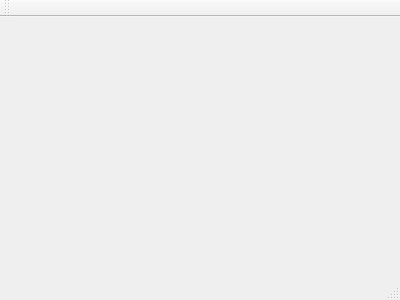
SmileYik/SkyrimAlchemy, file src/skyrimalchemy.ui: the form before one commit.
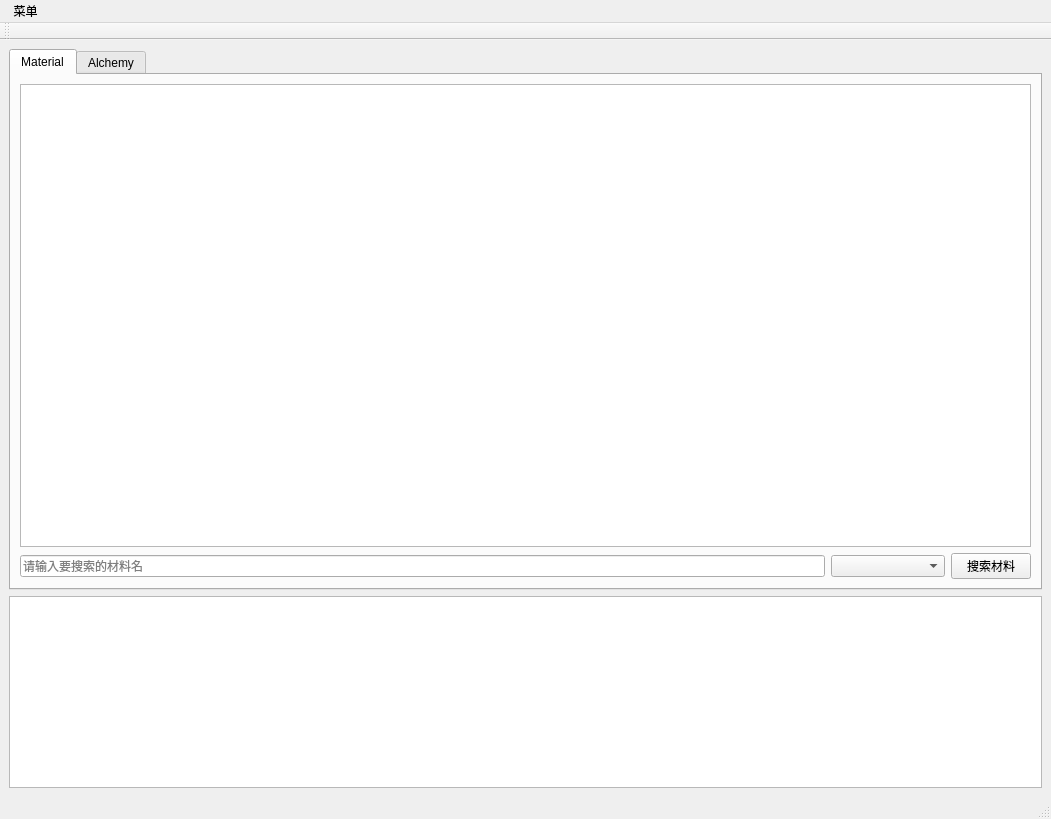
The form after the commit.

Commit message: feat: Skyrim alchemy price predict

Patch:
```diff
--- a/src/skyrimalchemy.ui
+++ b/src/skyrimalchemy.ui
@@ -6,15 +6,142 @@
    <rect>
     <x>0</x>
     <y>0</y>
-    <width>400</width>
-    <height>300</height>
+    <width>1051</width>
+    <height>819</height>
    </rect>
   </property>
   <property name="windowTitle">
    <string>SkyrimAlchemy</string>
   </property>
-  <widget class="QWidget" name="centralWidget"/>
-  <widget class="QMenuBar" name="menuBar"/>
+  <widget class="QWidget" name="centralWidget">
+   <layout class="QVBoxLayout" name="verticalLayout_2">
+    <item>
+     <widget class="QTabWidget" name="tabAlchemy">
+      <property name="styleSheet">
+       <string notr="true"/>
+      </property>
+      <property name="currentIndex">
+       <number>0</number>
+      </property>
+      <widget class="QWidget" name="tabMaterial">
+       <attribute name="title">
+        <string>Material</string>
+       </attribute>
+       <layout class="QGridLayout" name="gridLayout">
+        <item row="0" column="0" colspan="3">
+         <widget class="QTableView" name="tableAllMaterial">
+          <property name="editTriggers">
+           <set>QAbstractItemView::NoEditTriggers</set>
+          </property>
+          <property name="sortingEnabled">
+           <bool>true</bool>
+          </property>
+          <attribute name="horizontalHeaderCascadingSectionResizes">
+           <bool>true</bool>
+          </attribute>
+         </widget>
+        </item>
+        <item row="1" column="0">
+         <widget class="QLineEdit" name="materialNameSearchEdit">
+          <property name="placeholderText">
+           <string>请输入要搜索的材料名</string>
+          </property>
+         </widget>
+        </item>
+        <item row="1" column="1">
+         <widget class="QComboBox" name="materialEffectSearchEdit">
+          <property name="placeholderText">
+           <string>需要包含的效果</string>
+          </property>
+         </widget>
+        </item>
+        <item row="1" column="2">
+         <widget class="QPushButton" name="materialSearchBtn">
+          <property name="text">
+           <string>搜索材料</string>
+          </property>
+         </widget>
+        </item>
+       </layout>
+      </widget>
+      <widget class="QWidget" name="tabAlchemy">
+       <attribute name="title">
+        <string>Alchemy</string>
+       </attribute>
+       <layout class="QGridLayout" name="gridLayout_2">
+        <item row="0" column="0" colspan="2">
+         <widget class="QTableView" name="tableAlchemyResult">
+          <property name="editTriggers">
+           <set>QAbstractItemView::NoEditTriggers</set>
+          </property>
+          <property name="sortingEnabled">
+           <bool>true</bool>
+          </property>
+         </widget>
+        </item>
+        <item row="1" column="0">
+         <widget class="QLabel" name="labelSelectedMaterialInfo">
+          <property name="sizePolicy">
+           <sizepolicy hsizetype="MinimumExpanding" vsizetype="Minimum">
+            <horstretch>0</horstretch>
+            <verstretch>0</verstretch>
+           </sizepolicy>
+          </property>
+          <property name="text">
+           <string>TextLabel</string>
+          </property>
+         </widget>
+        </item>
+        <item row="1" column="1">
+         <widget class="QPushButton" name="pushButtonContainsMaterial">
+          <property name="text">
+           <string>包含以下材料的配方(小于3个)</string>
+          </property>
+         </widget>
+        </item>
+       </layout>
+      </widget>
+     </widget>
+    </item>
+    <item>
+     <widget class="QTableView" name="tableSelectedMaterial">
+      <property name="sizePolicy">
+       <sizepolicy hsizetype="MinimumExpanding" vsizetype="Minimum">
+        <horstretch>0</horstretch>
+        <verstretch>0</verstretch>
+       </sizepolicy>
+      </property>
+      <property name="maximumSize">
+       <size>
+        <width>16777215</width>
+        <height>250</height>
+       </size>
+      </property>
+      <property name="sortingEnabled">
+       <bool>true</bool>
+      </property>
+     </widget>
+    </item>
+   </layout>
+  </widget>
+  <widget class="QMenuBar" name="menuBar">
+   <property name="geometry">
+    <rect>
+     <x>0</x>
+     <y>0</y>
+     <width>1051</width>
+     <height>35</height>
+    </rect>
+   </property>
+   <widget class="QMenu" name="menu">
+    <property name="title">
+     <string> 菜单</string>
+    </property>
+    <addaction name="actionAddAllMaterial"/>
+    <addaction name="actionRemoveAllSelectedMaterial"/>
+   </widget>
+   <addaction name="menu"/>
+  </widget>
   <widget class="QToolBar" name="mainToolBar">
    <attribute name="toolBarArea">
     <enum>TopToolBarArea</enum>
```
Left out of the diff: 10 changed lines with no effect on the pictures. The commit also changes 22 other files.
